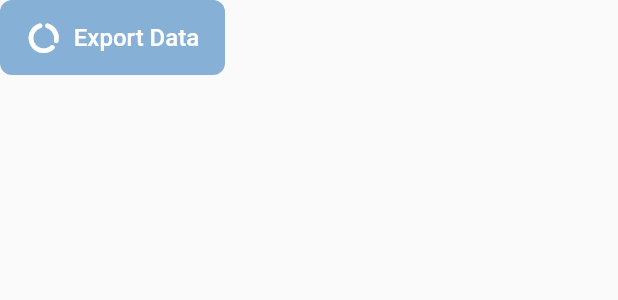
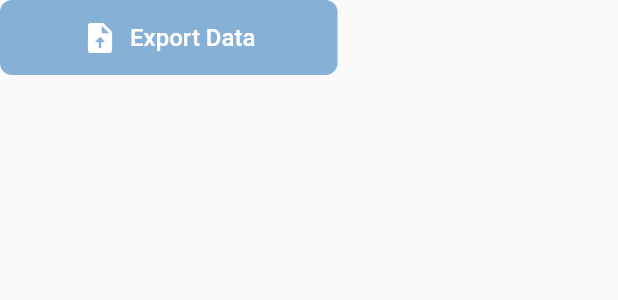
Before and after one commit to mkappworks/bloodglucose_monitoring_flutterapp, a Flutter app: the CustomTextIconButton widget shown alone on an empty page, opened directly, on a phone screen of 412 x 824 dp. Shown: the top 300 px of the screen. Run offline on Flutter 3.47's test engine with Material 2 defaults, Android fonts, the phone set to English and light mode, and no system bars; our stand-ins replace flutter_datetime_picker, get, syncfusion_flutter_charts; network calls fail.

Commit message:
Update style and added scale to constructor

```diff
--- a/lib/utils/constants.dart
+++ b/lib/utils/constants.dart
@@ -45,11 +45,3 @@ const kAppBarDecoration = LinearGradient(
   colors: <Color>[kPrimaryColor, kAccentColor],
   tileMode: TileMode.clamp,
 );
-
-final ButtonStyle kFlatButtonStyle = TextButton.styleFrom(
-  backgroundColor: kPrimaryColor.withOpacity(0.6),
-  minimumSize: Size(150, 50),
-  shape: RoundedRectangleBorder(
-    borderRadius: BorderRadius.all(Radius.circular(8.0)),
-  ),
-);
--- a/lib/view/home/components/custom_text_icon_button.dart
+++ b/lib/view/home/components/custom_text_icon_button.dart
@@ -6,11 +6,13 @@ class CustomTextIconButton extends StatelessWidget {
   final Function onPressed;
   final IconData icon;
   final String label;
+  final double scale;
 
   CustomTextIconButton({
     required this.onPressed,
     required this.icon,
     required this.label,
+    this.scale = 1.0,
   });
 
   @override
@@ -21,7 +23,13 @@ class CustomTextIconButton extends StatelessWidget {
         icon,
         color: Colors.white,
       ),
-      style: kFlatButtonStyle,
+      style: TextButton.styleFrom(
+        backgroundColor: kPrimaryColor.withOpacity(0.6),
+        minimumSize: Size(150 * scale, 50),
+        shape: RoundedRectangleBorder(
+          borderRadius: BorderRadius.all(Radius.circular(8.0)),
+        ),
+      ),
       label: Text(
         label,
         style: Theme.of(context).textTheme.headline4?.copyWith(
--- a/lib/view/home/components/glucose_container.dart
+++ b/lib/view/home/components/glucose_container.dart
@@ -21,8 +21,9 @@ class GlucoseContainer extends StatelessWidget {
         addVerticalSpace(30.0),
         CustomTextIconButton(
           onPressed: () => {},
-          icon: Icons.data_usage_rounded,
+          icon: Icons.upload_file_rounded,
           label: 'Export Data',
+          scale: 1.50,
         ),
       ],
     );
```
